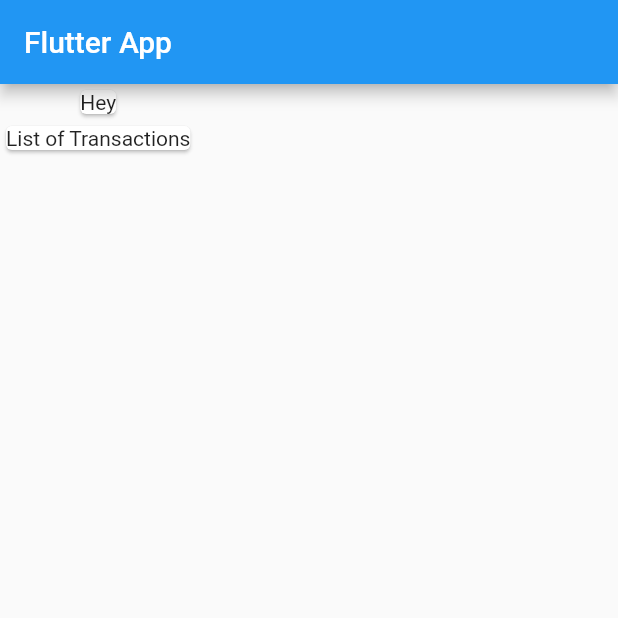
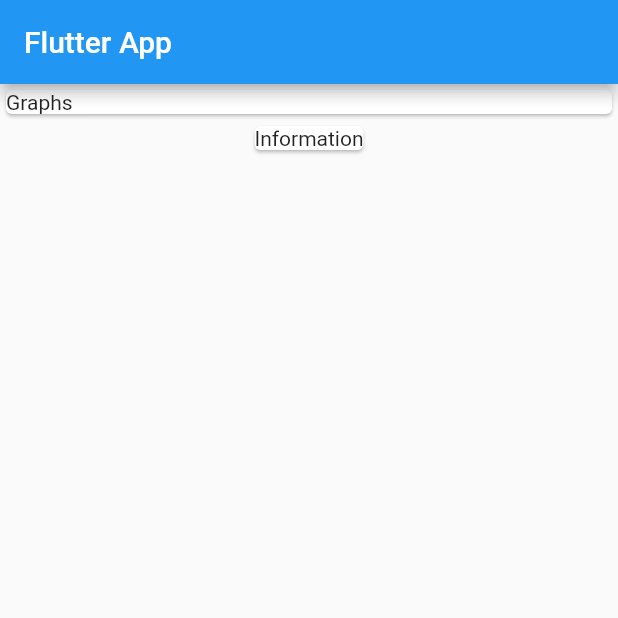
Before and after one commit to shaun-stanley/Flutter-Maximilian, a Flutter app: the screen it shows after launch, on a phone screen of 412 x 824 dp, the top half of it. Run offline on Flutter 3.47's test engine with Material 2 defaults, Android fonts, the phone set to English and light mode, and no system bars.

Commit message:
Import new blueprint and initialize values

```diff
--- a/New Repo/expense_app/lib/main.dart
+++ b/New Repo/expense_app/lib/main.dart
@@ -1,3 +1,4 @@
+import 'package:expense_app/transaction.dart';
 import 'package:flutter/material.dart';
 
 void main() => runApp(MyApp());
@@ -13,6 +14,15 @@ class MyApp extends StatelessWidget {
 }
 
 class MyHomePage extends StatelessWidget {
+  final List = [
+    Transaction(
+      id: 't1',
+      title: "Apple Arcade",
+      amount: 4.99,
+      date: DateTime.now(),
+    )
+  ];
+
   @override
   Widget build(BuildContext context) {
     return Scaffold(
@@ -21,10 +31,15 @@ class MyHomePage extends StatelessWidget {
         ),
         body: Column(
           children: [
+            Container(
+              width: double.infinity,
+              child: Card(
+                child: Text("Graphs"),
+              ),
+            ),
             Card(
-              child: Text("Hey"),
-            ),
-            Card(child: Text("List of Transactions")),
+              child: Text("Information"),
+            )
           ],
         ));
   }
```
